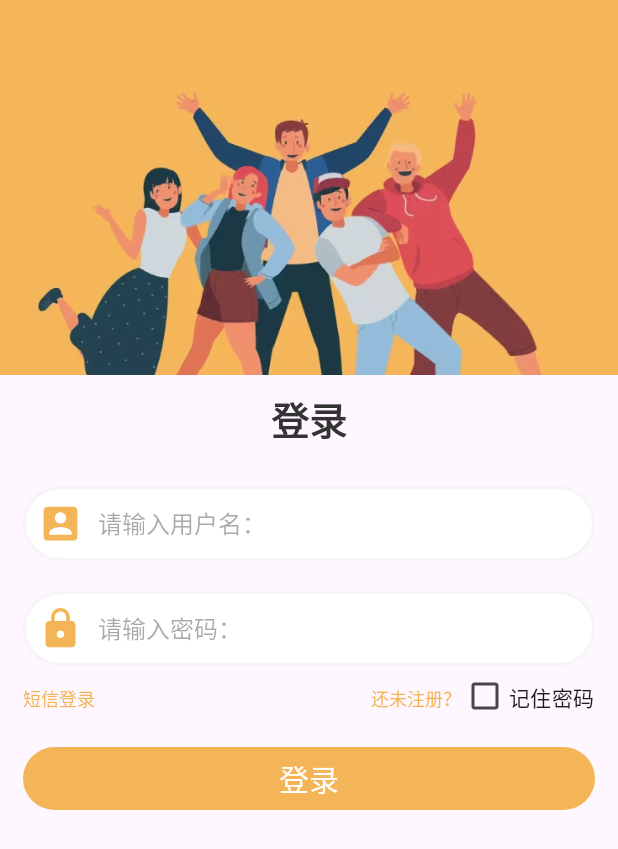
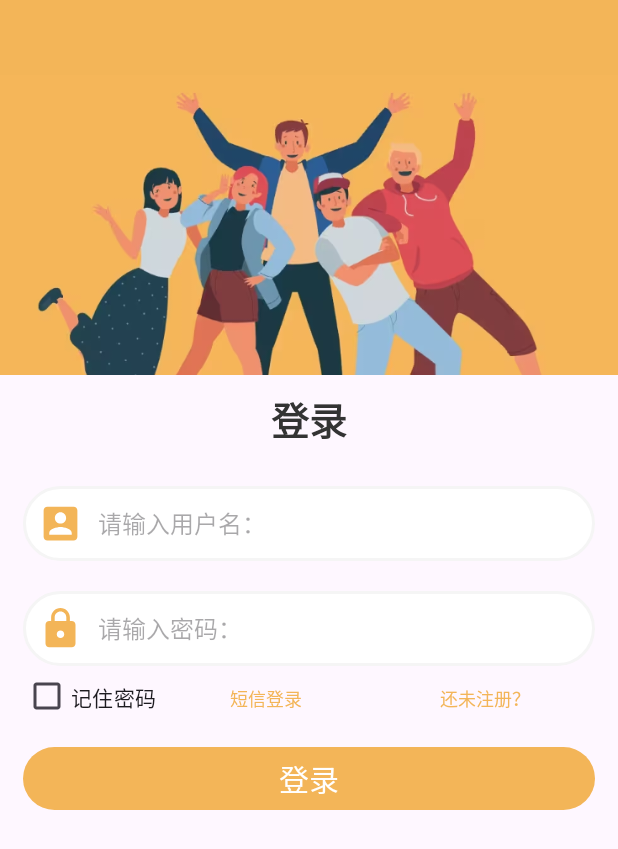
Before and after one commit to letmewi/ClassWork, an Android app: the screen it shows after launch (LoginActivity), on a phone screen of 412 x 824 dp. Shown: the top 849 px of the screen. Run offline under Robolectric (Android 15) with nearby library versions, the phone set to English and light mode, and no system bars.

Commit message:
Update activity_login.xml

```diff
--- a/Anlaiye_test1/app/src/main/res/layout/activity_login.xml
+++ b/Anlaiye_test1/app/src/main/res/layout/activity_login.xml
@@ -85,12 +85,16 @@
 
         </androidx.appcompat.widget.LinearLayoutCompat>
 
-       <androidx.appcompat.widget.LinearLayoutCompat
+      <androidx.appcompat.widget.LinearLayoutCompat
             android:layout_width="match_parent"
             android:layout_height="wrap_content"
             android:layout_marginTop="10dp"
             android:orientation="horizontal">
-
+            <CheckBox
+                android:id="@+id/remember_password"
+                android:layout_width="wrap_content"
+                android:layout_height="20dp"
+                android:text="记住密码"/>
             <TextView
                 android:layout_width="0dp"
                 android:layout_height="wrap_content"
@@ -99,7 +103,7 @@
                 android:id="@+id/smsLogin"
                 android:text="短信登录"
                 android:layout_weight="1"
-                android:gravity="bottom"/>
+                android:gravity="center_horizontal"/>
 
             <TextView
                 android:layout_width="0dp"
@@ -109,12 +113,8 @@
                 android:id="@+id/toRegister"
                 android:text="还未注册？"
                 android:layout_weight="1"
-                android:gravity="right"/>
-            <CheckBox
-                android:id="@+id/remember_password"
-                android:layout_width="wrap_content"
-                android:layout_height="20dp"
-                android:text="记住密码"/>
+                android:gravity="center"/>
+
         </androidx.appcompat.widget.LinearLayoutCompat>
 
         <Button
```
